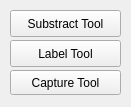
Old version of the form gui/pages/mainPage.ui in the repository jacv050/dataset-tools.
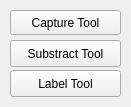
New version of the form.

Commit message: Swapped button in main interface

Patch:
```diff
--- a/gui/pages/mainPage.ui
+++ b/gui/pages/mainPage.ui
@@ -29,7 +29,7 @@
    <property name="geometry">
     <rect>
      <x>10</x>
-     <y>10</y>
+     <y>40</y>
      <width>111</width>
      <height>27</height>
     </rect>
@@ -48,7 +48,7 @@
    <property name="geometry">
     <rect>
      <x>10</x>
-     <y>40</y>
+     <y>70</y>
      <width>111</width>
      <height>27</height>
     </rect>
@@ -67,7 +67,7 @@
    <property name="geometry">
     <rect>
      <x>10</x>
-     <y>70</y>
+     <y>10</y>
      <width>111</width>
      <height>25</height>
     </rect>
```
